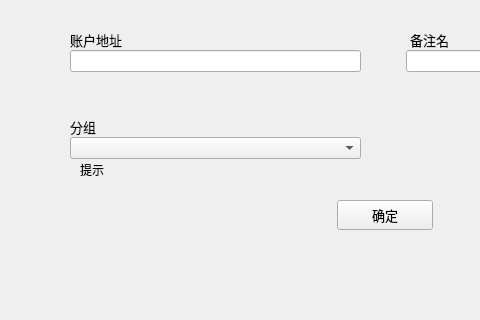
HcashOrg/hx-indicator, file contact/ContactAddWidget.ui: the form before one commit; both pictures show x 0 to 480 and y 0 to 320 of the 770 by 450 pixel window.
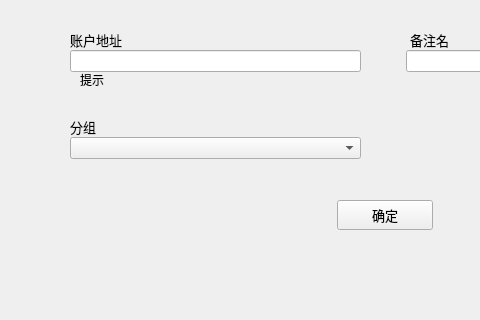
The form after the commit.

Patch:
```diff
--- a/contact/ContactAddWidget.ui
+++ b/contact/ContactAddWidget.ui
@@ -96,7 +96,7 @@
    <property name="geometry">
     <rect>
      <x>80</x>
-     <y>160</y>
+     <y>70</y>
      <width>200</width>
      <height>20</height>
     </rect>
```
